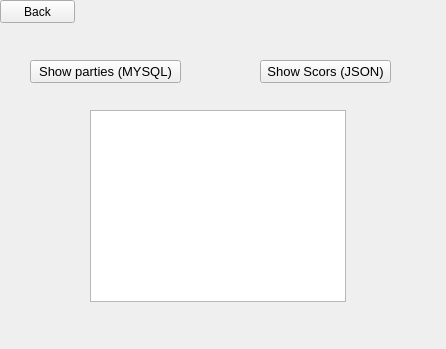
LexaLukovka/Volleyball, file record.ui: the form before one commit.
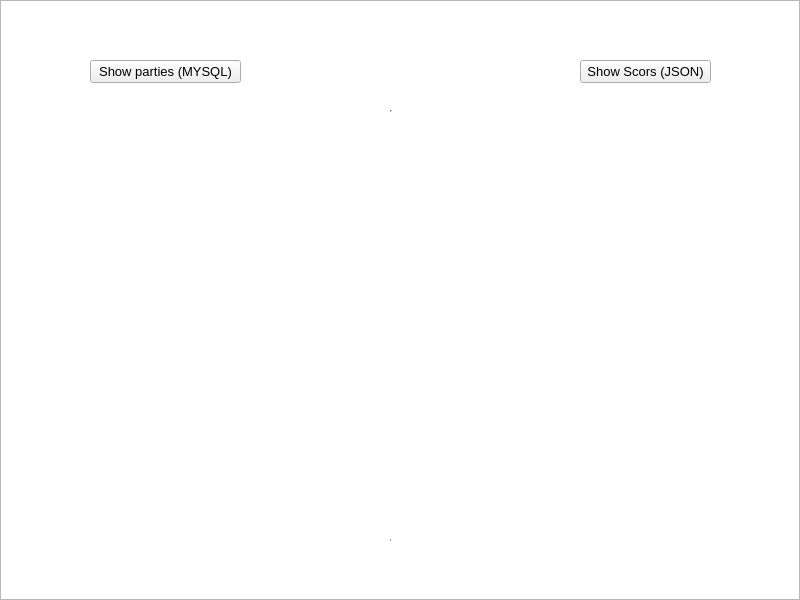
The form after the commit. Icons and pictures are not drawn.

Diff of the .ui file:
```diff
--- a/record.ui
+++ b/record.ui
@@ -6,30 +6,44 @@
    <rect>
     <x>0</x>
     <y>0</y>
-    <width>446</width>
-    <height>349</height>
+    <width>800</width>
+    <height>600</height>
    </rect>
   </property>
+  <property name="maximumSize">
+   <size>
+    <width>800</width>
+    <height>600</height>
+   </size>
+  </property>
   <property name="windowTitle">
    <string>Form</string>
   </property>
   <widget class="QPushButton" name="pushButton">
    <property name="geometry">
     <rect>
-     <x>0</x>
-     <y>0</y>
-     <width>75</width>
-     <height>23</height>
+     <x>10</x>
+     <y>10</y>
+     <width>30</width>
+     <height>50</height>
     </rect>
    </property>
+   <property name="cursor">
+    <cursorShape>PointingHandCursor</cursorShape>
+   </property>
+   <property name="styleSheet">
+    <string notr="true">background-image: url(&quot;:/images/images/arrow-right.png&quot;);
+background-repeat: no-repeat;
+border: 0;</string>
+   </property>
    <property name="text">
-    <string>Back</string>
+    <string/>
    </property>
   </widget>
   <widget class="QPushButton" name="pushButton_2">
    <property name="geometry">
     <rect>
-     <x>30</x>
+     <x>90</x>
      <y>60</y>
      <width>151</width>
      <height>23</height>
@@ -47,7 +61,7 @@
   <widget class="QPushButton" name="pushButton_3">
    <property name="geometry">
     <rect>
-     <x>260</x>
+     <x>580</x>
      <y>60</y>
      <width>131</width>
      <height>23</height>
@@ -65,13 +79,43 @@
   <widget class="QTableView" name="tableView">
    <property name="geometry">
     <rect>
-     <x>90</x>
+     <x>170</x>
      <y>110</y>
-     <width>256</width>
-     <height>192</height>
+     <width>443</width>
+     <height>431</height>
     </rect>
    </property>
+   <property name="layoutDirection">
+    <enum>Qt::LeftToRight</enum>
+   </property>
+   <property name="frameShape">
+    <enum>QFrame::VLine</enum>
+   </property>
   </widget>
+  <widget class="QGraphicsView" name="graphicsView">
+   <property name="geometry">
+    <rect>
+     <x>0</x>
+     <y>0</y>
+     <width>800</width>
+     <height>600</height>
+    </rect>
+   </property>
+   <property name="maximumSize">
+    <size>
+     <width>800</width>
+     <height>600</height>
+    </size>
+   </property>
+   <property name="styleSheet">
+    <string notr="true">background-image: url(&quot;:/images/images/background-empty.png&quot;) ;</string>
+   </property>
+  </widget>
+  <zorder>graphicsView</zorder>
+  <zorder>pushButton</zorder>
+  <zorder>pushButton_2</zorder>
+  <zorder>pushButton_3</zorder>
+  <zorder>tableView</zorder>
  </widget>
  <resources/>
  <connections/>
```
